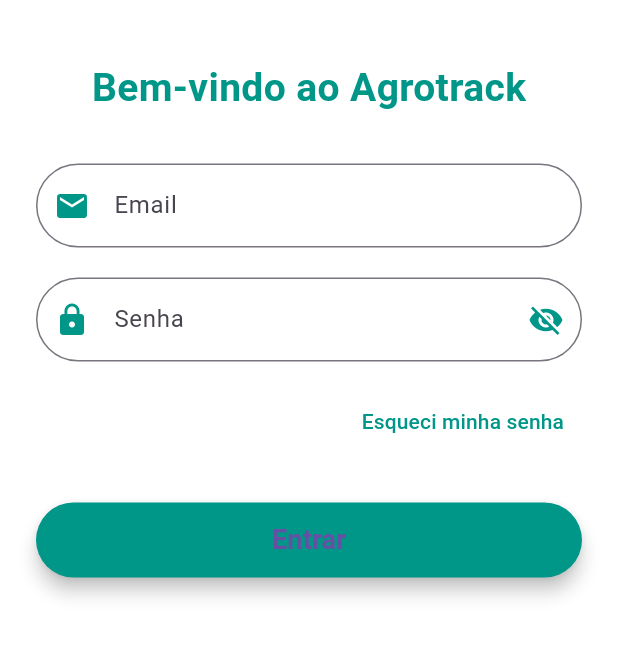
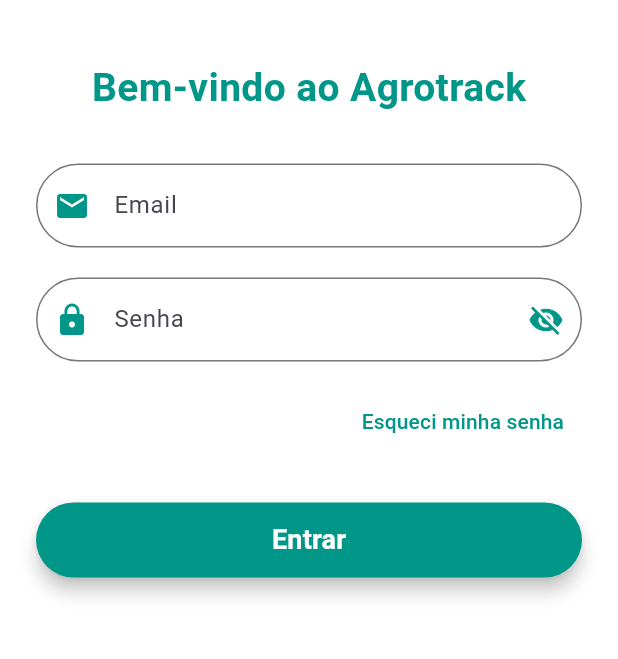
Before and after one commit to LucasSantino/ProjetoIntegrador_Agrotrack, a Flutter app: the screen it shows after launch, on a phone screen of 412 x 824 dp, the part 252-911 px from its top. Run offline on Flutter 3.47's test engine with Material 3 defaults, Android fonts, the phone set to English and light mode, and no system bars; our stand-ins replace fl_chart, image_picker.

Commit message:
Update login.dart
update de cor do texto "Entrar" para branco

```diff
--- a/app_agrotrack/lib/screen/login.dart
+++ b/app_agrotrack/lib/screen/login.dart
@@ -154,6 +154,7 @@ class _LoginState extends State<Login> {
                       child: const Text(
                         'Entrar',
                         style: TextStyle(
+                          color: Color.fromRGBO(255, 255, 255, 1),
                           fontSize: 18,
                           fontWeight: FontWeight.bold,
                         ),
```
